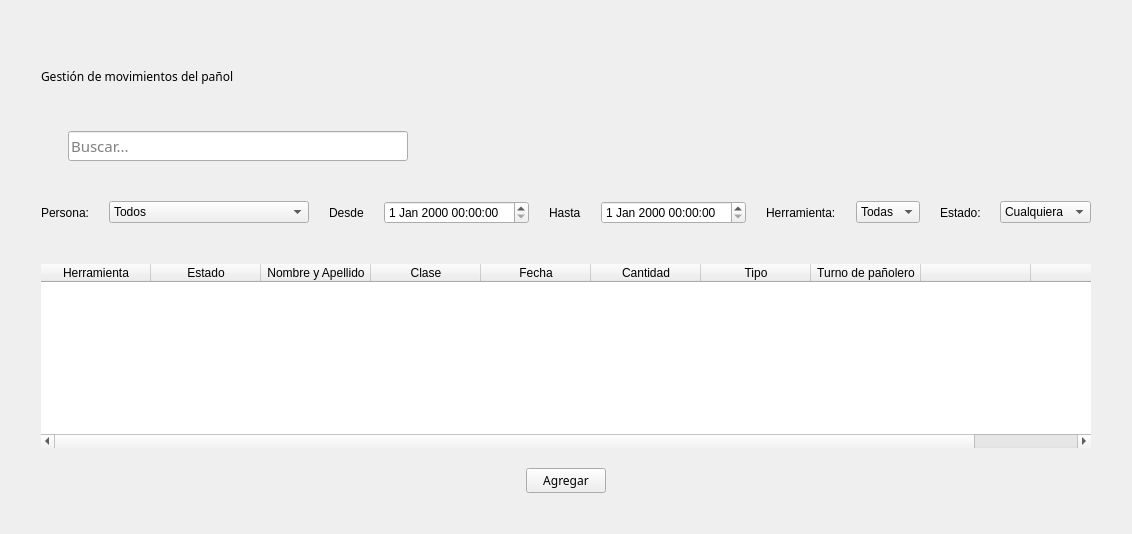
Before: the Qt Designer form blustock/ui/screens_uis/movimientos.ui in MaxAPBusiness/Blustock, drawn with Qt 5.
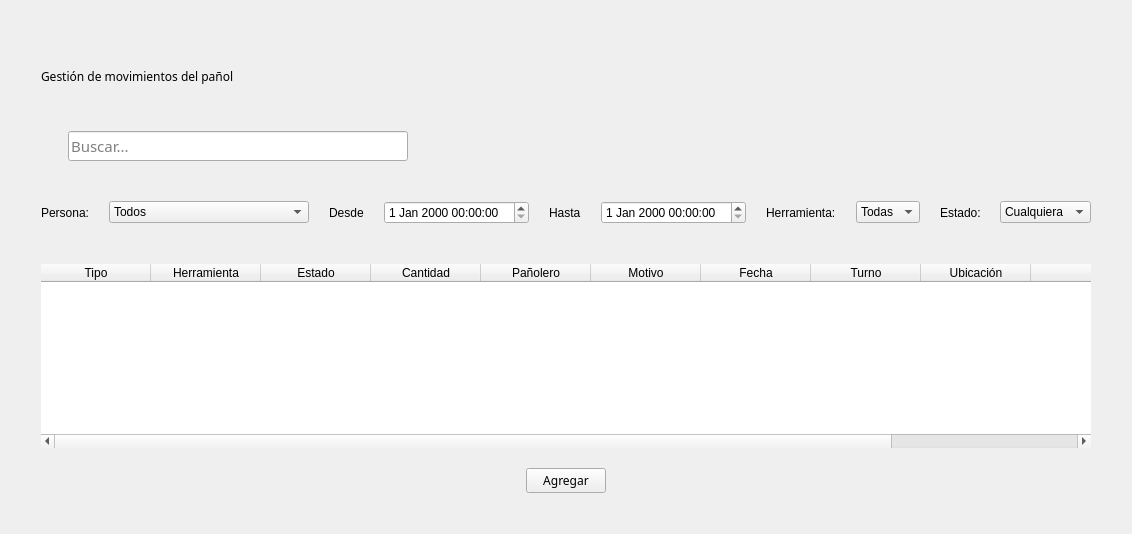
After: the same form once the commit is applied. Icons and pictures are not drawn.

Commit message: Modifique los sql y la ui de movimientos.

The edit to the form file:
```diff
--- a/blustock/ui/screens_uis/movimientos.ui
+++ b/blustock/ui/screens_uis/movimientos.ui
@@ -258,6 +258,11 @@
        <attribute name="verticalHeaderVisible">
         <bool>false</bool>
        </attribute>
+       <column>
+        <property name="text">
+         <string>Tipo</string>
+        </property>
+       </column>
        <column>
         <property name="text">
          <string>Herramienta</string>
@@ -268,21 +273,6 @@
          <string>Estado</string>
         </property>
        </column>
-       <column>
-        <property name="text">
-         <string>Nombre y Apellido</string>
-        </property>
-       </column>
-       <column>
-        <property name="text">
-         <string>Clase</string>
-        </property>
-       </column>
-       <column>
-        <property name="text">
-         <string>Fecha</string>
-        </property>
-       </column>
        <column>
         <property name="text">
          <string>Cantidad</string>
@@ -290,12 +280,27 @@
        </column>
        <column>
         <property name="text">
-         <string>Tipo</string>
+         <string>Pañolero</string>
         </property>
        </column>
        <column>
         <property name="text">
-         <string>Turno de pañolero</string>
+         <string>Motivo</string>
+        </property>
+       </column>
+       <column>
+        <property name="text">
+         <string>Fecha</string>
+        </property>
+       </column>
+       <column>
+        <property name="text">
+         <string>Turno</string>
+        </property>
+       </column>
+       <column>
+        <property name="text">
+         <string>Ubicación</string>
         </property>
        </column>
        <column>
```
The commit also changes 3 other files.
